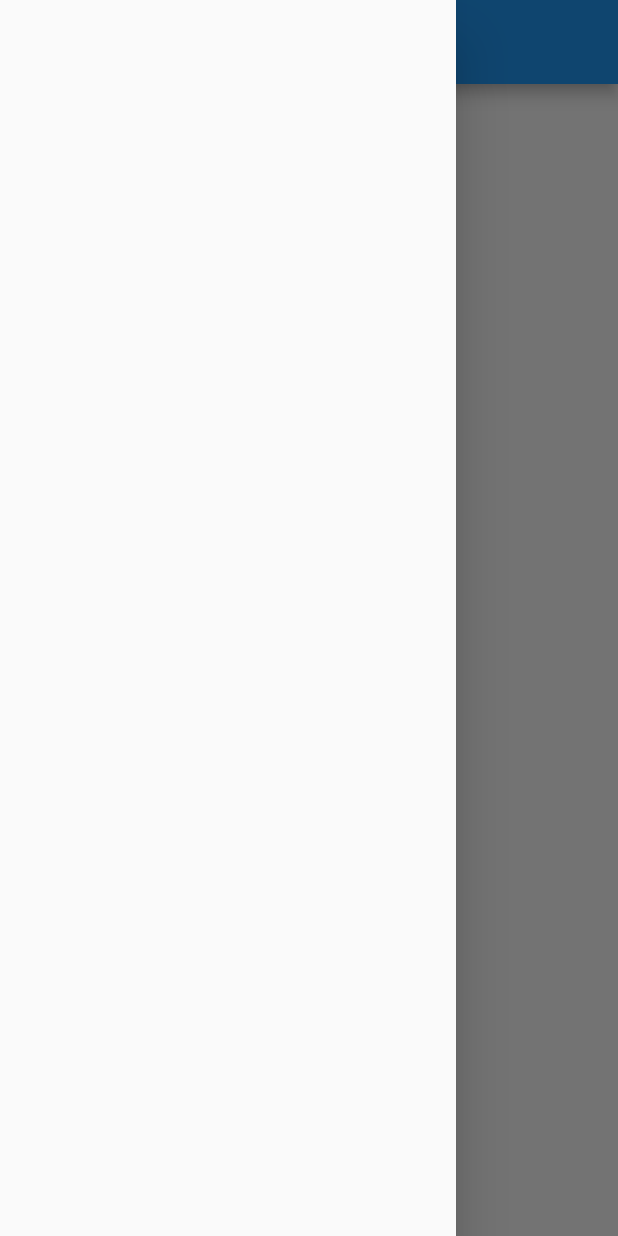
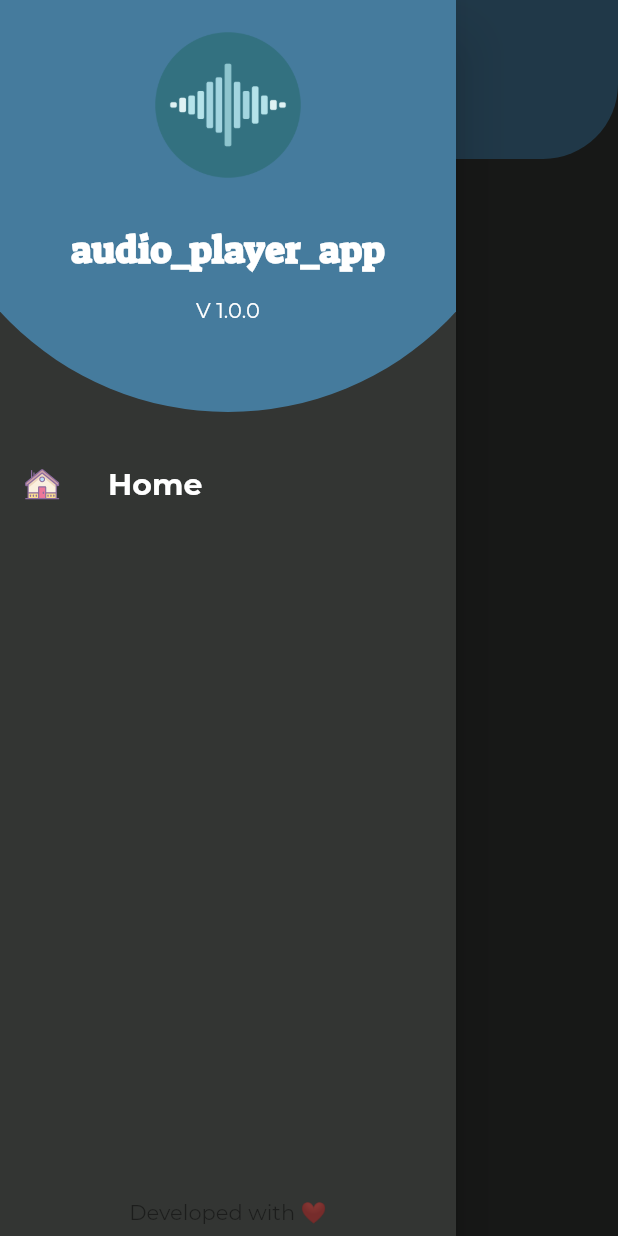
Before and after one commit to m-hasnaoui/audio_player_app, a Flutter app: the screen it shows after launch, with the side drawer open, on a phone screen of 412 x 824 dp. Run offline on Flutter 3.47's test engine with Material 2 defaults, Android fonts, the light colour scheme and no system bars; drawn by our look-alikes of getwidget; our stand-ins replace flutter_svg, package_info.

Commit message:
Audio player Init

```diff
--- a/lib/main.dart
+++ b/lib/main.dart
@@ -1,6 +1,7 @@
 import 'package:audio_player_app/pages/home_page.dart';
 import 'package:audio_player_app/pages/list_audios_page.dart';
 import 'package:audio_player_app/pages/privacy_policy_page.dart';
+import 'package:audio_player_app/utils/theme.dart';
 import 'package:audio_player_app/utils/tools.dart';
 import 'package:flutter/material.dart';
 
@@ -23,6 +24,8 @@ class MyApp extends StatelessWidget {
       theme: ThemeData(
         primarySwatch: Colors.blue,
         visualDensity: VisualDensity.adaptivePlatformDensity,
+        fontFamily: 'Montserrat',
+        canvasColor: MyColors.backGround,
       ),
       routes: routes,
       home: SplashScreen(),
--- a/lib/pages/home_page.dart
+++ b/lib/pages/home_page.dart
@@ -1,5 +1,9 @@
+import 'package:audio_player_app/utils/navigator.dart';
 import 'package:audio_player_app/utils/strings.dart';
+import 'package:audio_player_app/utils/theme.dart';
 import 'package:audio_player_app/utils/tools.dart';
+import 'package:audio_player_app/widgets/appbar.dart';
+import 'package:audio_player_app/widgets/drawer.dart';
 import 'package:flutter/material.dart';
 import 'package:getwidget/getwidget.dart';
 
@@ -12,11 +16,14 @@ class _HomePageState extends State<HomePage> {
   @override
   Widget build(BuildContext context) {
     return Scaffold(
-      drawer: Drawer(),
-      appBar: AppBar(
+      drawer: MyDarawer(),
+      body: Column(
+        children: [
+          MyAppBar(
             title: Text(Tools.packageInfo.appName),
           ),
-      body: Container(
+          Expanded(
+            child: Container(
               width: MediaQuery.of(context).size.width,
               decoration: BoxDecoration(),
               child: Column(
@@ -28,23 +35,33 @@ class _HomePageState extends State<HomePage> {
                     child: Text(Strings.listen),
                     size: GFSize.LARGE,
                     shape: GFButtonShape.pills,
-              onPressed: () {},
+                    color: MyColors.accent,
+                    textStyle: TextStyle(fontWeight: FontWeight.bold),
+                    onPressed: () {
+                      MyNavigator.goList(context);
+                    },
                   ),
                   GFButton(
                     child: Text(Strings.rate),
                     size: GFSize.LARGE,
                     shape: GFButtonShape.pills,
-              onPressed: () {},
+                    color: MyColors.accent,
+                    onPressed: () {
+                    },
                   ),
                   GFButton(
                     child: Text(Strings.more),
                     size: GFSize.LARGE,
                     shape: GFButtonShape.pills,
+                    color: MyColors.accent,
                     onPressed: () {},
                   ),
                 ],
               ),
             ),
+          ),
+        ],
+      ),
     );
   }
 }
--- a/lib/utils/theme.dart
+++ b/lib/utils/theme.dart
@@ -1,3 +1,16 @@
-class MyThemes{
+import 'package:flutter/material.dart';
 
+
+class MyColors{
+  static Color primary = Color(0xffe63946);
+  static Color accent = Color(0xff457b9d);
+  static Color backGround = Color(0xff333533);
 }
+
+class MyTextStyles {
+  static TextStyle styleAppName = TextStyle(
+      fontSize: 25, fontWeight: FontWeight.bold, fontFamily: 'SuezOne', color: MyColors.primary);
+  static TextStyle style1normal = TextStyle(fontSize: 24);
+  static TextStyle style1Bold =
+      TextStyle(fontSize: 24, fontWeight: FontWeight.bold);
+}
--- /dev/null
+++ b/lib/widgets/appbar.dart
@@ -0,0 +1,52 @@
+import 'package:audio_player_app/utils/theme.dart';
+import 'package:audio_player_app/utils/tools.dart';
+import 'package:flutter/material.dart';
+import 'package:getwidget/components/AppBar/gf_AppBar.dart';
+import 'package:flutter_svg/flutter_svg.dart';
+
+class MyAppBar extends StatefulWidget {
+  final Widget leading;
+  final Widget title;
+  final Color color;
+  final List<Widget> actions;
+
+  const MyAppBar({Key key, this.title, this.actions, this.leading, this.color})
+      : super(key: key);
+
+  @override
+  _MyAppBarState createState() => _MyAppBarState();
+}
+
+class _MyAppBarState extends State<MyAppBar> {
+  @override
+  Widget build(BuildContext context) {
+    return Column(
+      children: [
+        GFAppBar(
+          backgroundColor: widget.color ?? MyColors.accent,
+          leading: widget.leading ??
+              IconButton(
+                onPressed: () => Scaffold.of(context).openDrawer(),
+                icon: SvgPicture.asset('assets/icons/burger.svg'),
+                padding: EdgeInsets.all(12.0),
+              ),
+          title: widget.title ?? Text(Tools.packageInfo.appName),
+          centerTitle: true,
+          actions: widget.actions,
+          elevation: 0.0,
+        ),
+        Container(
+          width: MediaQuery.of(context).size.width,
+          height: 50.0,
+          decoration: BoxDecoration(
+            color: widget.color ?? MyColors.accent,
+            borderRadius: BorderRadius.only(
+              bottomRight: Radius.circular(100.0),
+              bottomLeft: Radius.circular(100.0),
+            ),
+          ),
+        ),
+      ],
+    );
+  }
+}
--- /dev/null
+++ b/lib/widgets/drawer.dart
@@ -0,0 +1,89 @@
+import 'package:audio_player_app/utils/theme.dart';
+import 'package:audio_player_app/utils/tools.dart';
+import 'package:flutter/material.dart';
+import 'package:flutter_svg/flutter_svg.dart';
+import 'package:getwidget/colors/gf_color.dart';
+import 'package:getwidget/components/button/gf_button.dart';
+import 'package:getwidget/components/drawer/gf_drawer.dart';
+import 'package:getwidget/getwidget.dart';
+
+class MyDarawer extends StatelessWidget {
+  @override
+  Widget build(BuildContext context) {
+    return GFDrawer(
+      child: Container(
+        child: Column(
+          children: [
+            Container(
+              height: MediaQuery.of(context).size.width / 1.5,
+              width: double.infinity,
+              child: Stack(
+                alignment: Alignment.center,
+                children: [
+                  Positioned(
+                    top: -(MediaQuery.of(context).size.width / 3),
+                    child: Container(
+                      height: MediaQuery.of(context).size.width,
+                      width: MediaQuery.of(context).size.width,
+                      decoration: BoxDecoration(
+                        color: MyColors.accent,
+                        shape: BoxShape.circle,
+                      ),
+                    ),
+                  ),
+                  SafeArea(
+                    child: Column(
+                      children: [
+                        Padding(
+                          padding: const EdgeInsets.all(20.0),
+                          child: Image.asset(
+                            'assets/icon.png',
+                            width: 100.0,
+                          ),
+                        ),
+                        Padding(
+                          padding: const EdgeInsets.all(10.0),
+                          child: Text(
+                            Tools.packageInfo.appName,
+                            style: MyTextStyles.styleAppName
+                                .apply(color: Colors.white),
+                          ),
+                        ),
+                        Padding(
+                          padding: const EdgeInsets.all(5.0),
+                          child: Text(
+                            'V ${Tools.packageInfo.version}',
+                            style: TextStyle(color: Colors.white),
+                          ),
+                        ),
+                      ],
+                    ),
+                  ),
+                ],
+              ),
+            ),
+            SizedBox(height: 20.0,),
+            Expanded(
+              child: Column(
+                children: [
+                  ListTile(
+                    leading: SvgPicture.asset('assets/icons/home.svg', height: 25.0),
+                    title: Text('Home', style: TextStyle(fontSize: 20.0, fontWeight: FontWeight.bold, color: Colors.white)),
+                    onTap: () {},
+                  ),
+                ],
+              ),
+            ),
+            Padding(
+              padding: const EdgeInsets.all(8.0),
+              child: Text(
+                'Developed with ❤',
+                style: TextStyle(color: Colors.black45),
+              ),
+            )
+          ],
+        ),
+      ),
+    );
+  }
+}
```
Also changed, not shown: pubspec.yaml (+17 -0 lines), assets/fonts/Montserrat-Bold.otf (added), assets/fonts/Montserrat-Medium.otf (added), assets/fonts/Montserrat-Regular.otf (added), assets/fonts/SuezOne-Regular.ttf (added), assets/icons/about_us.svg (added), assets/icons/burger.svg (added), assets/icons/home.svg (added), assets/icons/more_apps.svg (added), assets/icons/privacy_policy.svg (added), assets/icons/rate_us.svg (added), pubspec.lock. Lines whose indentation alone changed are shown as unchanged.
